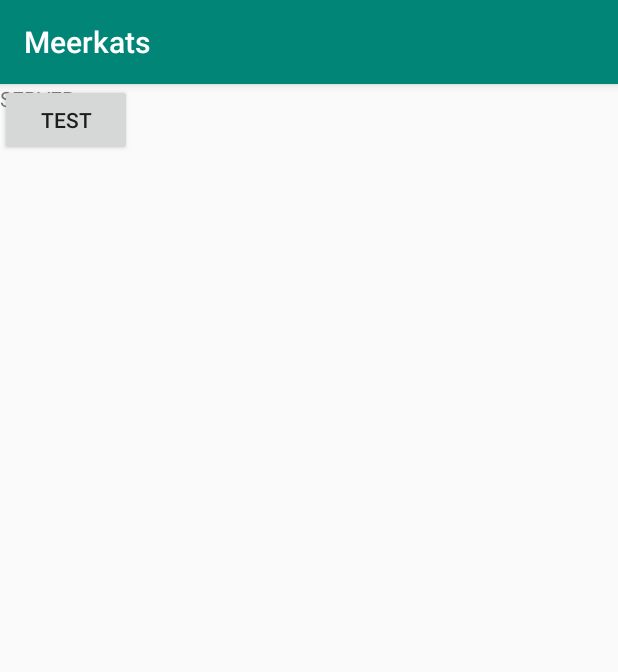
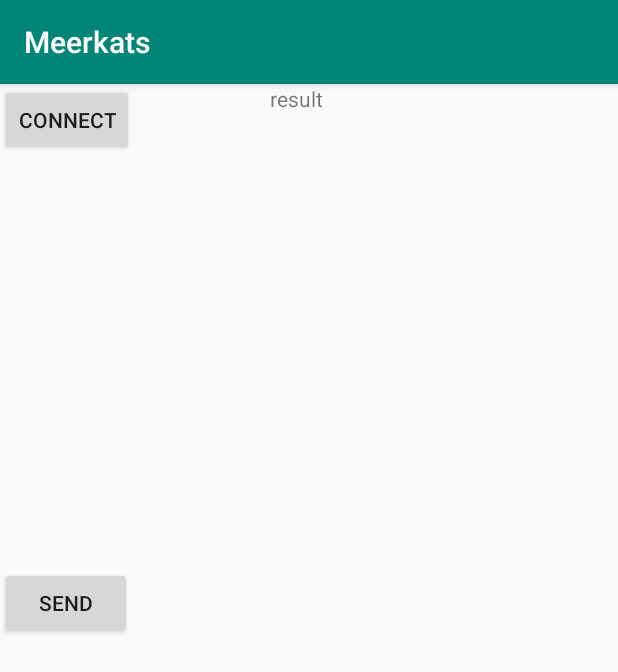
Before and after one commit to dietc/Meerkats, an Android app: the screen it shows after launch (MainActivity), on a phone screen of 412 x 824 dp. Shown: the top 672 px of the screen. Run offline under Robolectric (Android 15) with nearby library versions, the light colour scheme and no system bars.

Commit message:
changes V0.01a

```diff
--- a/android/meerkats/app/src/main/java/com/example/meerkats/MainActivity.java
+++ b/android/meerkats/app/src/main/java/com/example/meerkats/MainActivity.java
@@ -1,13 +1,66 @@
 package com.example.meerkats;
 
+import android.os.Handler;
+import android.os.Message;
 import android.support.v7.app.AppCompatActivity;
 import android.os.Bundle;
+import android.widget.Button;
+import android.widget.TextView;
+import java.io.BufferedReader;
+import java.io.InputStream;
+import java.io.InputStreamReader;
+import java.io.OutputStream;
+import java.net.Socket;
+import java.util.concurrent.ExecutorService;
+import java.util.concurrent.Executors;
 
 public class MainActivity extends AppCompatActivity {
+
+
+    private ExecutorService threadPool;
+
+    private Handler handler;
+
+    private Socket socket;
+
+    InputStream is;
+
+    InputStreamReader isr;
+
+    BufferedReader br;
+
+    String response;
+
+    OutputStream os;
+
+    private Button connect, send;
+
+    private TextView result;
+
 
     @Override
     protected void onCreate(Bundle savedInstanceState) {
         super.onCreate(savedInstanceState);
         setContentView(R.layout.activity_main);
-    }
-}
+
+        connect = (Button) findViewById(R.id.connect);
+        send = (Button) findViewById(R.id.send);
+        result = (TextView) findViewById(R.id.result);
+
+
+        threadPool = Executors.newCachedThreadPool();
+
+        handler = new Handler() {
+            @Override
+            public void handleMessage(Message msg) {
+                switch (msg.what) {
+                    case 0:
+                        result.setText(response);
+                        break;
+                }
+            }
+        };
+
+    };
+
+};
--- a/android/meerkats/app/src/main/res/layout/activity_main.xml
+++ b/android/meerkats/app/src/main/res/layout/activity_main.xml
@@ -7,18 +7,28 @@
     tools:context=".MainActivity">
 
     <Button
-        android:id="@+id/button"
+        android:id="@+id/send"
         android:layout_width="wrap_content"
         android:layout_height="wrap_content"
-        android:text="Test"
-        tools:layout_editor_absoluteX="0dp"
-        tools:layout_editor_absoluteY="3dp" />
+        android:layout_marginTop="322dp"
+        android:text="send"
+        app:layout_constraintTop_toTopOf="parent"
+        tools:layout_editor_absoluteX="161dp" />
 
     <TextView
-        android:id="@+id/textView"
+        android:id="@+id/result"
         android:layout_width="wrap_content"
         android:layout_height="wrap_content"
-        android:text="SERVER"
-        tools:layout_editor_absoluteX="16dp"
-        tools:layout_editor_absoluteY="174dp" />
+        android:layout_marginStart="180dp"
+        android:text="result"
+        app:layout_constraintStart_toStartOf="parent"
+        tools:layout_editor_absoluteY="485dp" />
+
+    <Button
+        android:id="@+id/connect"
+        android:layout_width="wrap_content"
+        android:layout_height="wrap_content"
+        android:text="connect"
+        tools:layout_editor_absoluteX="160dp"
+        tools:layout_editor_absoluteY="246dp" />
 </android.support.constraint.ConstraintLayout>
```
